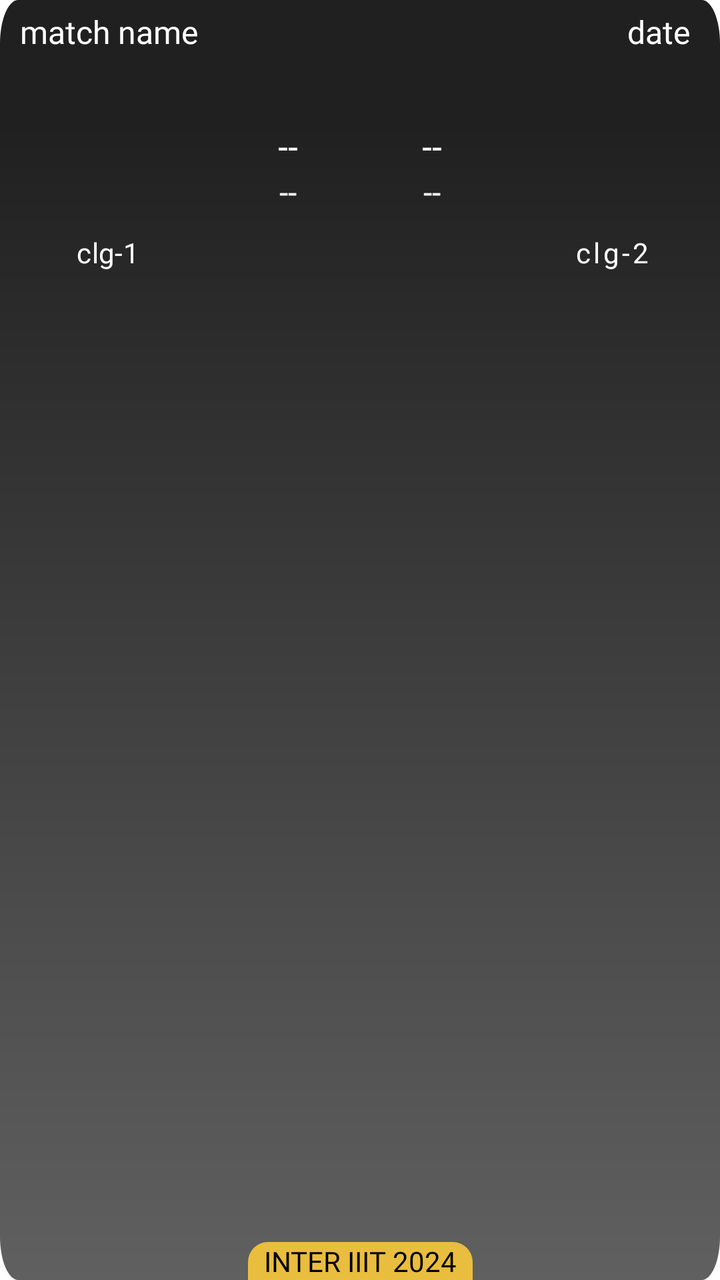
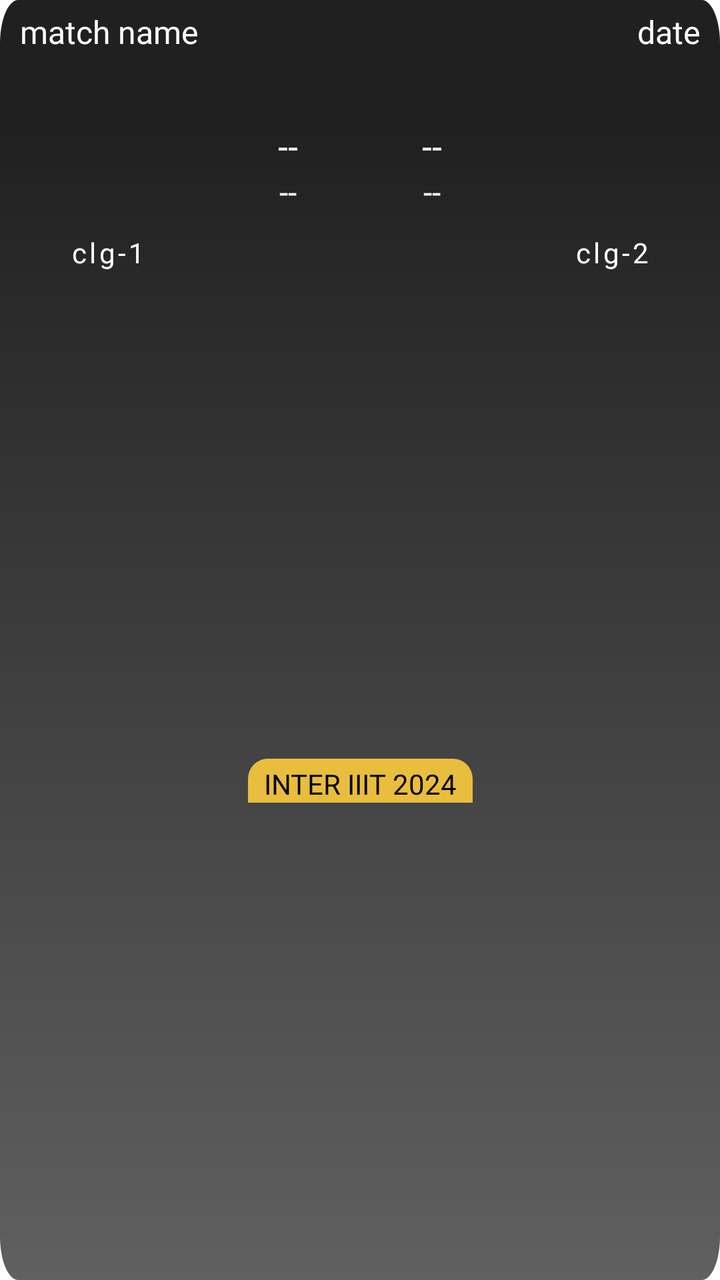

Two renders of the same Android screen: before a commit and after it. Below are the layout's source before the change and the commit's diff.
<!-- AndroidManifest.xml: application theme Theme.NavigationDrawer -->
<!-- res/layout/layout_cricket.xml -->
<?xml version="1.0" encoding="utf-8"?>
<androidx.constraintlayout.widget.ConstraintLayout xmlns:android="http://schemas.android.com/apk/res/android"
    xmlns:app="http://schemas.android.com/apk/res-auto"
    android:layout_width="match_parent"
    android:layout_height="wrap_content"
    android:layout_marginHorizontal="10dp"
    android:layout_marginVertical="10dp"
    android:background="@drawable/fade3">

    <LinearLayout
        android:id="@+id/lay1"
        android:layout_width="match_parent"
        android:layout_height="wrap_content"
        android:orientation="horizontal"
        android:padding="5dp"
        android:weightSum="1"
        app:layout_constraintEnd_toEndOf="parent"
        app:layout_constraintStart_toStartOf="parent"
        app:layout_constraintTop_toTopOf="parent">

        <TextView
            android:id="@+id/matchName"
            android:layout_width="0dp"
            android:layout_height="wrap_content"
            android:layout_gravity="center_vertical"
            android:layout_weight="0.6"
            android:fontFamily="@font/poppins_semibold"
            android:gravity="center_vertical|start"
            android:hint="match name"
            android:paddingHorizontal="5dp"
            android:textAllCaps="true"
            android:textColor="#E9E9E9"
            android:textColorHint="@color/white"
            android:textSize="16dp" />

        <TextView
            android:id="@+id/date"
            android:layout_width="0dp"
            android:layout_height="wrap_content"
            android:layout_gravity="center_vertical"
            android:layout_weight="0.4"
            android:fontFamily="@font/poppins_semibold"
            android:gravity="center_vertical|end"
            android:hint="date"
            android:paddingEnd="10dp"
            android:textColor="#E9E9E9"
            android:textColorHint="@color/white"
            android:textSize="16dp" />
    </LinearLayout>

    <LinearLayout
        android:layout_width="match_parent"
        android:layout_height="wrap_content"
        android:layout_marginTop="45dp"
        android:orientation="vertical"
        android:visibility="gone">

        <TextView
            android:id="@+id/time"
            android:layout_width="match_parent"
            android:layout_height="wrap_content"
            android:fontFamily="@font/poppins_medium"
            android:gravity="center"
            android:hint="time"
            android:textColor="@color/white"
            android:textColorHint="@color/white"
            android:textSize="16dp" />
    </LinearLayout>

    <LinearLayout
        android:id="@+id/layout"
        android:layout_width="match_parent"
        android:layout_height="wrap_content"
        android:orientation="horizontal"
        android:weightSum="1"
        app:layout_constraintEnd_toEndOf="parent"
        app:layout_constraintStart_toStartOf="parent"
        app:layout_constraintTop_toBottomOf="@id/lay1">

        <LinearLayout
            android:layout_width="0dp"
            android:layout_height="wrap_content"
            android:layout_gravity="center_vertical"
            android:layout_weight="0.3"
            android:orientation="vertical">

            <ImageView
                android:id="@+id/clgImg1"
                android:layout_width="match_parent"
                android:layout_height="80dp"
                android:scaleType="fitCenter" />

            <TextView
                android:id="@+id/clgName1"
                android:layout_width="match_parent"
                android:layout_height="wrap_content"
                android:layout_marginTop="5dp"
                android:fontFamily="@font/poppins_medium"
                android:gravity="center"
                android:hint="clg-1"
                android:letterSpacing="0.01"
                android:paddingHorizontal="5dp"
                android:textAllCaps="true"
                android:textColor="@color/white"
                android:textColorHint="@color/white" />
        </LinearLayout>

        <LinearLayout
            android:layout_width="0dp"
            android:layout_height="wrap_content"
            android:layout_gravity="center_vertical"
            android:layout_weight="0.4"
            android:orientation="vertical"
            android:weightSum="1">

            <LinearLayout
                android:layout_width="match_parent"
                android:layout_height="0dp"
                android:layout_weight="0.5"
                android:orientation="horizontal"
                android:weightSum="1">

                <TextView
                    android:id="@+id/poi1"
                    android:layout_width="0dp"
                    android:layout_height="wrap_content"
                    android:layout_weight="0.5"
                    android:fontFamily="@font/poppins_semibold"
                    android:gravity="center"
                    android:hint="--"
                    android:textColor="@color/white"
                    android:textColorHint="@color/white"
                    android:textSize="18dp" />

                <TextView
                    android:id="@+id/poi2"
                    android:layout_width="0dp"
                    android:layout_height="wrap_content"
                    android:layout_weight="0.5"
                    android:fontFamily="@font/poppins_semibold"
                    android:gravity="center"
                    android:hint="--"
                    android:textColor="@color/white"
                    android:textColorHint="@color/white"
                    android:textSize="18dp" />

            </LinearLayout>

            <LinearLayout
                android:layout_width="match_parent"
                android:layout_height="0dp"
                android:layout_weight="0.5"
                android:orientation="horizontal"
                android:weightSum="1">

                <TextView
                    android:id="@+id/ov1"
                    android:layout_width="0dp"
                    android:layout_height="wrap_content"
                    android:layout_weight="0.5"
                    android:fontFamily="@font/poppins_medium"
                    android:gravity="center"
                    android:hint="--"
                    android:textColor="@color/white"
                    android:textColorHint="@color/white"
                    android:textSize="16dp" />

                <TextView
                    android:id="@+id/ov2"
                    android:layout_width="0dp"
                    android:layout_height="wrap_content"
                    android:layout_weight="0.5"
                    android:fontFamily="@font/poppins_medium"
                    android:gravity="center"
                    android:hint="--"
                    android:textColor="@color/white"
                    android:textColorHint="@color/white"
                    android:textSize="16dp" />

            </LinearLayout>
        </LinearLayout>

        <LinearLayout
            android:layout_width="0dp"
            android:layout_height="wrap_content"
            android:layout_gravity="center_vertical"
            android:layout_weight="0.3"
            android:orientation="vertical">

            <ImageView
                android:id="@+id/clgImg2"
                android:layout_width="match_parent"
                android:layout_height="80dp"
                android:scaleType="fitCenter" />

            <TextView
                android:id="@+id/clgName2"
                android:layout_width="match_parent"
                android:layout_height="wrap_content"
                android:layout_marginTop="5dp"
                android:fontFamily="@font/poppins_medium"
                android:gravity="center"
                android:hint="clg-2"
                android:letterSpacing="0.1"
                android:paddingHorizontal="5dp"
                android:textAllCaps="true"
                android:textColor="@color/white"
                android:textColorHint="@color/white" />
        </LinearLayout>
    </LinearLayout>

    <TextView
        android:layout_width="wrap_content"
        android:layout_height="wrap_content"
        android:layout_marginTop="5dp"
        android:background="@drawable/backlesss"
        android:fontFamily="@font/poppins_medium"
        android:gravity="center|bottom"
        android:paddingHorizontal="8dp"
        android:text="inter iiit 2024"
        android:textAllCaps="true"
        android:textColor="@color/black"
        app:layout_constraintBottom_toBottomOf="parent"
        app:layout_constraintEnd_toEndOf="parent"
        app:layout_constraintStart_toStartOf="parent" />
</androidx.constraintlayout.widget.ConstraintLayout>
<!-- resources referenced by this layout -->
<resources>
  <color name="black">#FF000000</color>
  <color name="white">#FFFFFFFF</color>
  <!-- drawable backlesss (drawable) -->
  <?xml version="1.0" encoding="utf-8"?>
  <shape xmlns:android="http://schemas.android.com/apk/res/android">
      <solid android:color="#E9BD3E" /> 
  
      <corners
          android:topLeftRadius="10dp"
          android:topRightRadius="10dp" />
  </shape>
  <!-- drawable fade3 (drawable) -->
  <vector xmlns:android="http://schemas.android.com/apk/res/android"
      xmlns:aapt="http://schemas.android.com/aapt"
      android:width="400dp"
      android:height="293dp"
      android:viewportWidth="393"
      android:viewportHeight="293">
  
      <path android:pathData="M10,0h373c5.523,0 10,4.477 10,10v273c0,5.523 -4.477,10 -10,10h-373c-5.523,0 -10,-4.477 -10,-10v-273c0,-5.523 4.477,-10 10,-10Z">
          <aapt:attr name="android:fillColor">
              <gradient
                  android:endX="197"
                  android:endY="27.9"
                  android:startX="197"
                  android:startY="293"
                  android:type="linear">
                  <item
                      android:color="#606060"
                      android:offset="0" />
                  <item
                      android:color="#202020"
                      android:offset="1" />
              </gradient>
          </aapt:attr>
      </path>
  </vector>
  <style name="Theme.NavigationDrawer" parent="Theme.MaterialComponents.DayNight.NoActionBar">
          
          <item name="colorPrimary">#FFECA1</item>
          
      </style>
</resources>

<!-- the commit's change to res/layout/layout_cricket.xml (unified diff, before → after) -->
@@ -42,7 +42,7 @@
             android:fontFamily="@font/poppins_semibold"
             android:gravity="center_vertical|end"
             android:hint="date"
-            android:paddingEnd="10dp"
+            android:paddingHorizontal="5dp"
             android:textColor="#E9E9E9"
             android:textColorHint="@color/white"
             android:textSize="16dp" />
@@ -98,7 +98,7 @@
                 android:fontFamily="@font/poppins_medium"
                 android:gravity="center"
                 android:hint="clg-1"
-                android:letterSpacing="0.01"
+                android:letterSpacing="0.1"
                 android:paddingHorizontal="5dp"
                 android:textAllCaps="true"
                 android:textColor="@color/white"
@@ -217,10 +217,12 @@
         android:fontFamily="@font/poppins_medium"
         android:gravity="center|bottom"
         android:paddingHorizontal="8dp"
+        android:paddingTop="3dp"
         android:text="inter iiit 2024"
         android:textAllCaps="true"
         android:textColor="@color/black"
         app:layout_constraintBottom_toBottomOf="parent"
         app:layout_constraintEnd_toEndOf="parent"
-        app:layout_constraintStart_toStartOf="parent" />
+        app:layout_constraintStart_toStartOf="parent"
+        app:layout_constraintTop_toBottomOf="@id/layout" />
 </androidx.constraintlayout.widget.ConstraintLayout>
